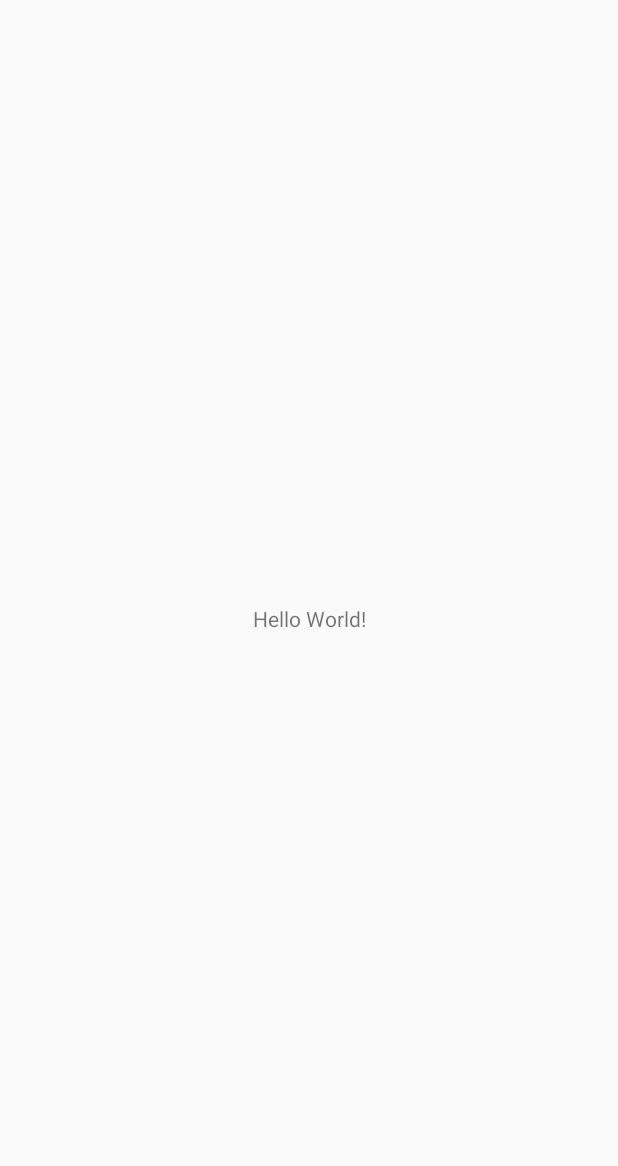
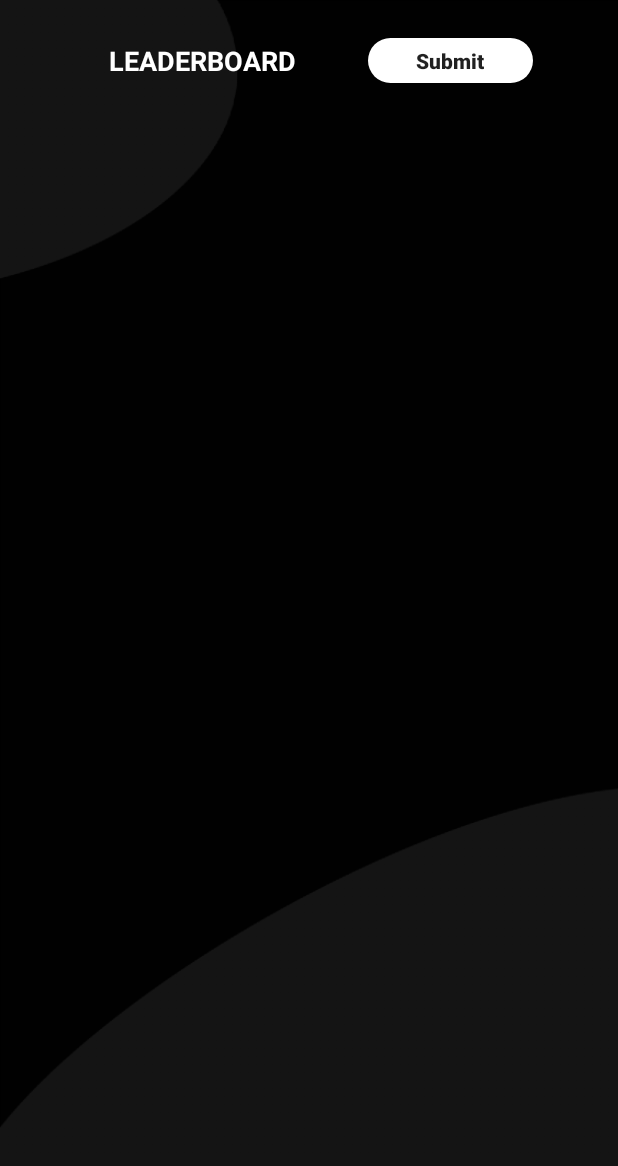
Before and after one commit to Y-Kenza/GADS_Leaderboard, an Android app: the screen it shows after launch (MainActivity), on a phone screen of 412 x 824 dp. Before the commit the part shown is almost empty. Shown: the top 1166 px of the screen. Run offline under Robolectric (Android 15) with nearby library versions, the phone set to English and light mode, and no system bars.

Commit message:
MainActivity: text+ submit button

```diff
--- a/app/build.gradle
+++ b/app/build.gradle
@@ -23,6 +23,7 @@ dependencies {
     implementation fileTree(dir: 'libs', include: ['*.jar'])
     implementation 'androidx.appcompat:appcompat:1.0.2'
     implementation 'androidx.constraintlayout:constraintlayout:1.1.3'
+    implementation 'com.google.android.material:material:1.3.0-alpha02'
     testImplementation 'junit:junit:4.12'
     androidTestImplementation 'androidx.test.ext:junit:1.1.0'
     androidTestImplementation 'androidx.test.espresso:espresso-core:3.1.1'
--- a/app/src/main/java/com/kenzadev/gads_leaderboard/MainActivity.java
+++ b/app/src/main/java/com/kenzadev/gads_leaderboard/MainActivity.java
@@ -10,5 +10,7 @@ public class MainActivity extends AppCompatActivity {
     protected void onCreate(Bundle savedInstanceState) {
         super.onCreate(savedInstanceState);
         setContentView(R.layout.activity_main);
+
+
     }
 }
--- /dev/null
+++ b/app/src/main/res/drawable/btn_rounded.xml
@@ -0,0 +1,5 @@
+<?xml version="1.0" encoding="utf-8"?>
+<shape xmlns:android="http://schemas.android.com/apk/res/android" android:shape="rectangle">
+    <solid android:color="@color/colorAccent"/>
+    <corners android:radius="36dp"/>
+</shape>
--- a/app/src/main/res/layout/activity_main.xml
+++ b/app/src/main/res/layout/activity_main.xml
@@ -1,18 +1,45 @@
 <?xml version="1.0" encoding="utf-8"?>
-<androidx.constraintlayout.widget.ConstraintLayout xmlns:android="http://schemas.android.com/apk/res/android"
+<RelativeLayout xmlns:android="http://schemas.android.com/apk/res/android"
     xmlns:app="http://schemas.android.com/apk/res-auto"
     xmlns:tools="http://schemas.android.com/tools"
     android:layout_width="match_parent"
     android:layout_height="match_parent"
+    android:background="@drawable/background_app"
     tools:context=".MainActivity">
 
-    <TextView
-        android:layout_width="wrap_content"
+    <LinearLayout
+        android:layout_width="match_parent"
         android:layout_height="wrap_content"
-        android:text="Hello World!"
-        app:layout_constraintBottom_toBottomOf="parent"
-        app:layout_constraintLeft_toLeftOf="parent"
-        app:layout_constraintRight_toRightOf="parent"
-        app:layout_constraintTop_toTopOf="parent" />
+        android:layout_marginTop="12dp"
+        android:gravity="center"
+        android:orientation="horizontal">
 
-</androidx.constraintlayout.widget.ConstraintLayout>
+        <TextView
+            android:id="@+id/title"
+            android:layout_width="wrap_content"
+            android:layout_height="wrap_content"
+            android:layout_gravity="center"
+            android:layout_marginEnd="16dp"
+            android:minHeight="?actionBarSize"
+            android:padding="16dp"
+            android:textStyle="bold"
+            android:textSize="18sp"
+            android:textColor="@color/colorAccent"
+            android:text="LEADERBOARD" />
+
+        <Button
+            android:id="@+id/submit_project_button"
+            android:layout_width="110dp"
+            android:layout_height="30dp"
+            android:layout_marginStart="16dp"
+            android:minWidth="80dp"
+            android:minHeight="30dp"
+            android:background="@drawable/btn_rounded"
+            android:text="Submit"
+            android:textAllCaps="false"
+            android:textSize="14sp"
+            android:textStyle="bold"
+            app:cornerRadius="360dp" />
+    </LinearLayout>
+
+</RelativeLayout>
--- a/app/src/main/res/values/colors.xml
+++ b/app/src/main/res/values/colors.xml
@@ -2,5 +2,5 @@
 <resources>
     <color name="colorPrimary">#000000</color>
     <color name="colorPrimaryDark">#000000</color>
-    <color name="colorAccent">#D81B60</color>
+    <color name="colorAccent">#ffffff</color>
 </resources>
```
